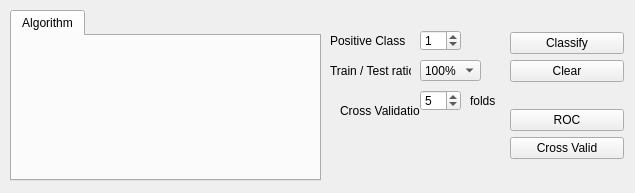
First picture: the form in MLDemos/optsClassify.ui, repository b4silio/MLDemos, before the edit.
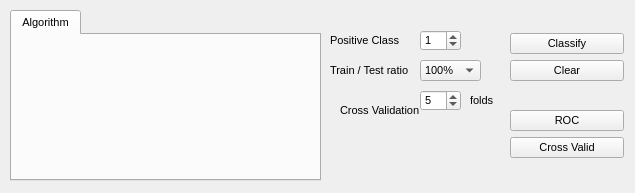
Second picture: the form after the edit.

What changed in the file:
```diff
--- a/MLDemos/optsClassify.ui
+++ b/MLDemos/optsClassify.ui
@@ -33,7 +33,7 @@
    </property>
    <property name="font">
     <font>
-     <pointsize>9</pointsize>
+     <pointsize>8</pointsize>
     </font>
    </property>
    <layout class="QVBoxLayout">
@@ -41,7 +41,7 @@
      <spacer name="spacer_2">
       <property name="font">
        <font>
-        <pointsize>9</pointsize>
+        <pointsize>8</pointsize>
        </font>
       </property>
       <property name="orientation">
@@ -59,7 +59,7 @@
      <widget class="QPushButton" name="classifyButton">
       <property name="font">
        <font>
-        <pointsize>9</pointsize>
+        <pointsize>8</pointsize>
        </font>
       </property>
       <property name="toolTip">
@@ -78,7 +78,7 @@
      <widget class="QPushButton" name="clearButton">
       <property name="font">
        <font>
-        <pointsize>9</pointsize>
+        <pointsize>8</pointsize>
        </font>
       </property>
       <property name="toolTip">
@@ -94,7 +94,7 @@
      <spacer name="spacer">
       <property name="font">
        <font>
-        <pointsize>9</pointsize>
+        <pointsize>8</pointsize>
        </font>
       </property>
       <property name="orientation">
@@ -115,7 +115,7 @@
       </property>
       <property name="font">
        <font>
-        <pointsize>9</pointsize>
+        <pointsize>8</pointsize>
        </font>
       </property>
       <property name="toolTip">
@@ -134,7 +134,7 @@
       </property>
       <property name="font">
        <font>
-        <pointsize>9</pointsize>
+        <pointsize>8</pointsize>
        </font>
       </property>
       <property name="toolTip">
@@ -197,7 +197,7 @@
     </property>
     <property name="font">
      <font>
-      <pointsize>9</pointsize>
+      <pointsize>8</pointsize>
      </font>
     </property>
     <property name="text">
@@ -218,7 +218,7 @@
     </property>
     <property name="font">
      <font>
-      <pointsize>9</pointsize>
+      <pointsize>8</pointsize>
      </font>
     </property>
     <property name="toolTip">
@@ -283,7 +283,7 @@
     </property>
     <property name="font">
      <font>
-      <pointsize>9</pointsize>
+      <pointsize>8</pointsize>
      </font>
     </property>
     <property name="text">
@@ -304,7 +304,7 @@
     </property>
     <property name="font">
      <font>
-      <pointsize>9</pointsize>
+      <pointsize>8</pointsize>
      </font>
     </property>
     <property name="toolTip">
@@ -331,7 +331,7 @@
     </property>
     <property name="font">
      <font>
-      <pointsize>9</pointsize>
+      <pointsize>8</pointsize>
      </font>
     </property>
     <property name="minimum">
@@ -355,7 +355,7 @@
     </property>
     <property name="font">
      <font>
-      <pointsize>9</pointsize>
+      <pointsize>8</pointsize>
      </font>
     </property>
     <property name="text">
@@ -374,7 +374,7 @@
    </property>
    <property name="font">
     <font>
-     <pointsize>9</pointsize>
+     <pointsize>8</pointsize>
     </font>
    </property>
    <property name="currentIndex">
@@ -400,7 +400,7 @@
    </property>
    <property name="font">
     <font>
-     <pointsize>9</pointsize>
+     <pointsize>8</pointsize>
     </font>
    </property>
    <property name="text">
```
